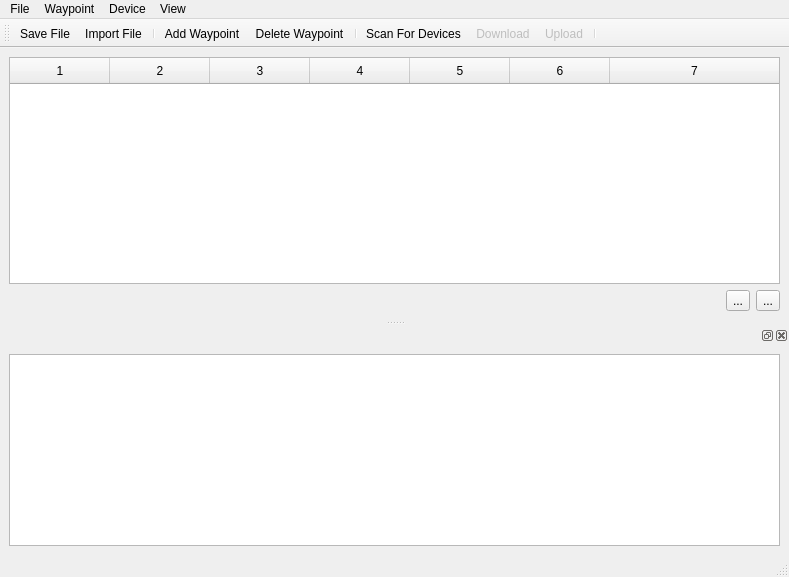
rootrootde/LocationsFITTool, file src/main/python/location_tool/ui/main_window.ui: the form before one commit.
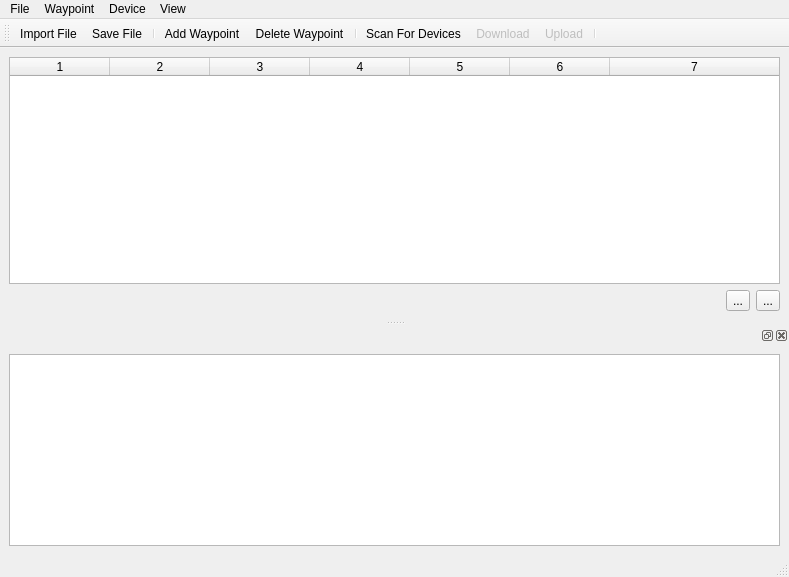
The form after the commit.

Commit message: feat: update icons in MainWindow; adjust icon sizes and add new SVG icons for improved UI

```diff
--- a/src/main/python/location_tool/ui/main_window.ui
+++ b/src/main/python/location_tool/ui/main_window.ui
@@ -24,9 +24,8 @@
 }
 
 QHeaderView::section {
-
-
-padding: 4px;
+padding-left: 8px;
+padding-right: 8px;
 }</string>
   </property>
   <property name="dockOptions">
@@ -230,8 +229,8 @@
    <attribute name="toolBarBreak">
     <bool>false</bool>
    </attribute>
-   <addaction name="save_file_action"/>
    <addaction name="import_file_action"/>
+   <addaction name="save_file_action"/>
    <addaction name="separator"/>
    <addaction name="add_wpt_action"/>
    <addaction name="delete_wpt_action"/>
```
Left out of the diff: 8 changed lines with no effect on the pictures. The commit also changes 6 other files.
